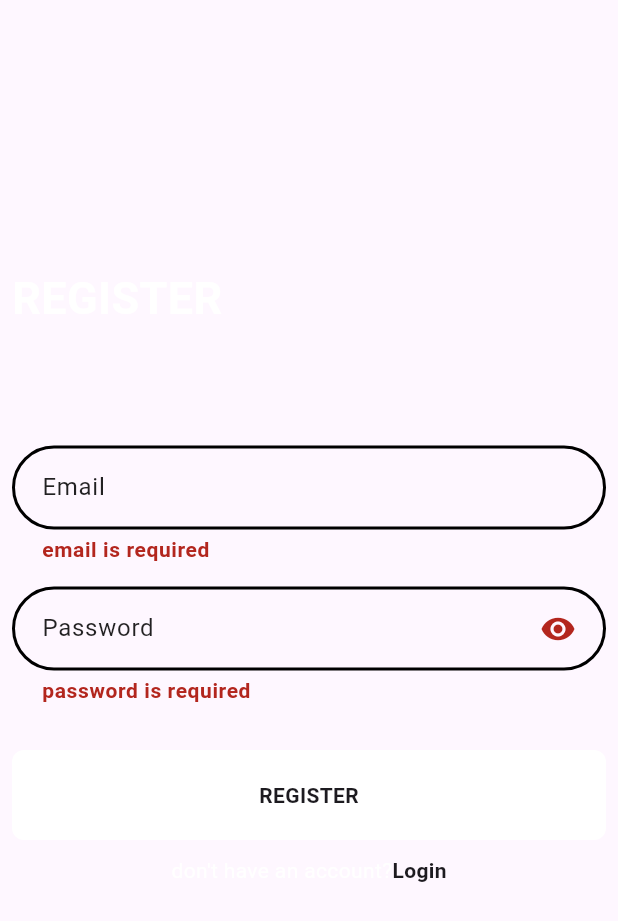
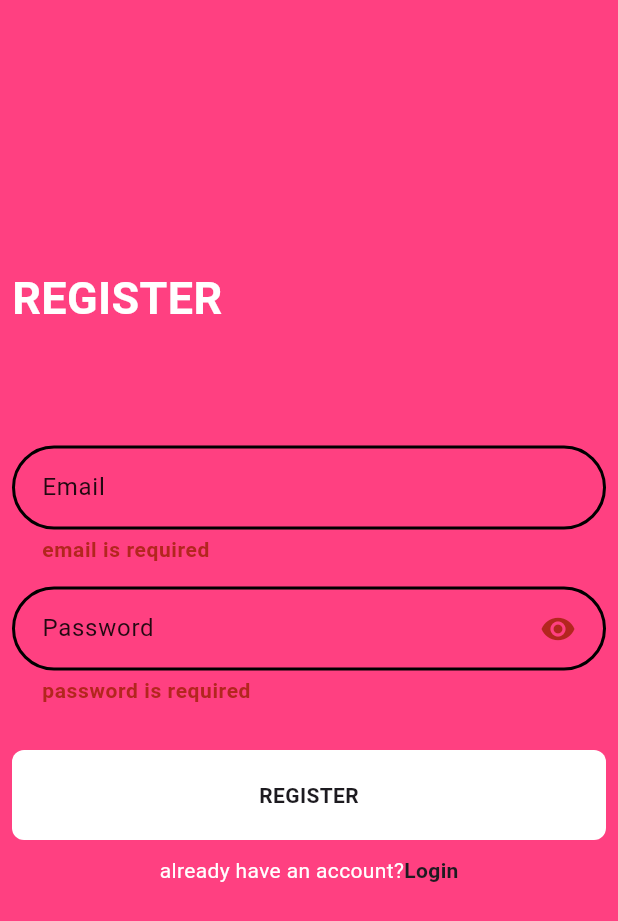
Before and after one commit to Rana-Mohsen/wedding_card, a Flutter app: the RegisterViewBody screen opened directly, after a tap on "REGISTER", on a phone screen of 412 x 824 dp. Shown: the top 921 px of the screen. Run offline on Flutter 3.47's test engine with Material 3 defaults, Android fonts, the phone set to English and light mode, and no system bars; drawn by our look-alikes of modal_progress_hud_nsn; our stand-ins replace bloc, dartz, firebase_auth, firebase_core, flutter_bloc, flutter_svg and 3 more; accounts and stored records are empty.

Commit message:
integrate AuthBloc

```diff
--- a/lib/features/auth/presentation/view/widget/register_view_body.dart
+++ b/lib/features/auth/presentation/view/widget/register_view_body.dart
@@ -1,11 +1,16 @@
 import 'package:firebase_auth/firebase_auth.dart';
 import 'package:flutter/material.dart';
+import 'package:flutter_bloc/flutter_bloc.dart';
+import 'package:go_router/go_router.dart';
 import 'package:modal_progress_hud_nsn/modal_progress_hud_nsn.dart';
 import 'package:wedding_card/core/services/firebase_service.dart';
 import 'package:wedding_card/core/utils/functions/snack_bar.dart';
+import 'package:wedding_card/core/utils/routes.dart';
 import 'package:wedding_card/core/validators.dart';
 import 'package:wedding_card/features/auth/presentation/view/widget/custom_textformfield.dart';
 import 'package:wedding_card/features/auth/presentation/view/widget/custome_button.dart';
+import 'package:wedding_card/features/auth/presentation/view/widget/switch_text.dart';
+import 'package:wedding_card/features/auth/presentation/view_model/blocs/auth_bloc.dart';
 
 class RegisterViewBody extends StatefulWidget {
   const RegisterViewBody({super.key});
@@ -25,10 +30,19 @@ class _RegisterViewBodyState extends State<RegisterViewBody> {
 
   @override
   Widget build(BuildContext context) {
+    return BlocConsumer<AuthBloc, AuthState>(listener: (context, state) {
+      if (state is AuthRegisterFailure) {
+        snackBarMessage(context, state.msg);
+      }
+      else if(state is AuthRegisterSuccess){
+        GoRouter.of(context)
+                            .pushReplacement(AppRoutes.kHomeView);
+      }
+    }, builder: (context, state) {
       return ModalProgressHUD(
-      inAsyncCall: isLoading,
+        inAsyncCall: state is AuthRegisterLoading,
         child: Scaffold(
-        //backgroundColor: kPrimaryColor,
+          backgroundColor: Colors.pinkAccent,
           body: Padding(
             padding: const EdgeInsets.all(8.0),
             child: Form(
@@ -91,34 +105,23 @@ class _RegisterViewBodyState extends State<RegisterViewBody> {
                     onTap: // _validateForm
                         () {
                       if (_formKey.currentState!.validate()) {
-                      isLoading = true;
-                      setState(() {});
+                        BlocProvider.of<AuthBloc>(context).add(
+                            AuthRegisterEvent(
+                                email: email!, password: password!));
 
-                      isLoading = false;
-                      setState(() {});
                       }
                     },
                   ),
                   const SizedBox(
                     height: 10,
                   ),
-                Row(
-                  mainAxisAlignment: MainAxisAlignment.center,
-                  children: [
-                    const Text(
-                      "don't have an account?",
-                      style: TextStyle(color: Colors.white),
-                    ),
-                    GestureDetector(
+                  SwitchText(
+                    text1: 'already have an account?',
+                    text2: 'Login',
                     onTap: () {
-                        Navigator.pop(context);
+                      GoRouter.of(context).pop();
+                      // Navigator.pop(context);
                     },
-                      child: const Text(
-                        "Login",
-                        style: TextStyle(fontWeight: FontWeight.w600),
-                      ),
-                    ),
-                  ],
                   ),
                   const Spacer(
                     flex: 4,
@@ -129,6 +132,6 @@ class _RegisterViewBodyState extends State<RegisterViewBody> {
           ),
         ),
       );
+    });
   }
-
 }
--- /dev/null
+++ b/lib/features/auth/presentation/view/widget/switch_text.dart
@@ -0,0 +1,27 @@
+import 'package:flutter/material.dart';
+
+class SwitchText extends StatelessWidget {
+  const SwitchText({super.key, required this.text1, required this.text2, required this.onTap});
+final String text1;
+final String text2;
+final void Function() onTap;
+  @override
+  Widget build(BuildContext context) {
+    return Row(
+                  mainAxisAlignment: MainAxisAlignment.center,
+                  children: [
+                     Text(
+                      text1,
+                      style: const TextStyle(color: Colors.white),
+                    ),
+                    GestureDetector(
+                      onTap: onTap,
+                      child:  Text(
+                        text2,
+                        style:const TextStyle(fontWeight: FontWeight.w600),
+                      ),
+                    ),
+                  ],
+                );
+  }
+}
--- a/lib/features/auth/presentation/view_model/blocs/auth_bloc.dart
+++ b/lib/features/auth/presentation/view_model/blocs/auth_bloc.dart
@@ -19,7 +19,7 @@ class AuthBloc extends Bloc<AuthEvent, AuthState> {
           email: event.email, password: event.email);
 
       login.fold((failure) {
-        emit(AuthLoginFailure());
+        emit(AuthLoginFailure(failure.message));
       }, (user) {
         emit(AuthLoginSuccess(user: user));
       });
@@ -31,7 +31,7 @@ class AuthBloc extends Bloc<AuthEvent, AuthState> {
           email: event.email, password: event.email);
 
       register.fold((failure) {
-        emit(AuthRegisterFailure());
+        emit(AuthRegisterFailure(failure.message));
       }, (user) {
         emit(AuthRegisterSuccess(user: user));
       });
--- a/lib/features/auth/presentation/view_model/blocs/auth_state.dart
+++ b/lib/features/auth/presentation/view_model/blocs/auth_state.dart
@@ -5,17 +5,19 @@ abstract class AuthState {}
 
 class AuthInitial extends AuthState {}
 
-
 class AuthLoginSuccess extends AuthState {
   final User user;
 
   AuthLoginSuccess({required this.user});
 }
 
-class AuthLoginFailure extends AuthState {}
+class AuthLoginFailure extends AuthState {
+  final String msg;
+
+  AuthLoginFailure(this.msg);
+}
 
 class AuthLoginLoading extends AuthState {}
-
 
 class AuthRegisterSuccess extends AuthState {
   final User user;
@@ -23,6 +25,10 @@ class AuthRegisterSuccess extends AuthState {
   AuthRegisterSuccess({required this.user});
 }
 
-class AuthRegisterFailure extends AuthState {}
+class AuthRegisterFailure extends AuthState {
+  final String msg;
+
+  AuthRegisterFailure(this.msg);
+}
 
 class AuthRegisterLoading extends AuthState {}
--- a/lib/features/splash/presentaion/view/widgets/splash_view_body.dart
+++ b/lib/features/splash/presentaion/view/widgets/splash_view_body.dart
@@ -62,7 +62,7 @@ class _SplashViewBodyState extends State<SplashViewBody>
     Future.delayed(const Duration(milliseconds: 3500), () {
       // Get.to(() => const HomeView(),
       //     transition: Transition.fade, duration: kTransitionDuration);
-      GoRouter.of(context).push(AppRoutes.kHomeView);
+      GoRouter.of(context).push(AppRoutes.kLoginView);
     });
   }
 
```
Also changed, not shown: lib/core/utils/routes.dart (+3 -22 lines), lib/features/auth/presentation/view/widget/login_view_body.dart (+30 -24 lines), lib/main.dart (+21 -2 lines), 1 other file. Lines whose indentation alone changed are shown as unchanged.
